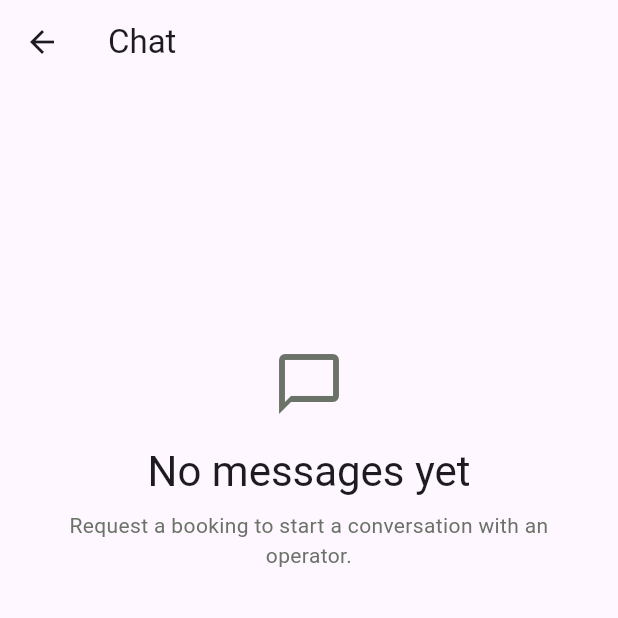
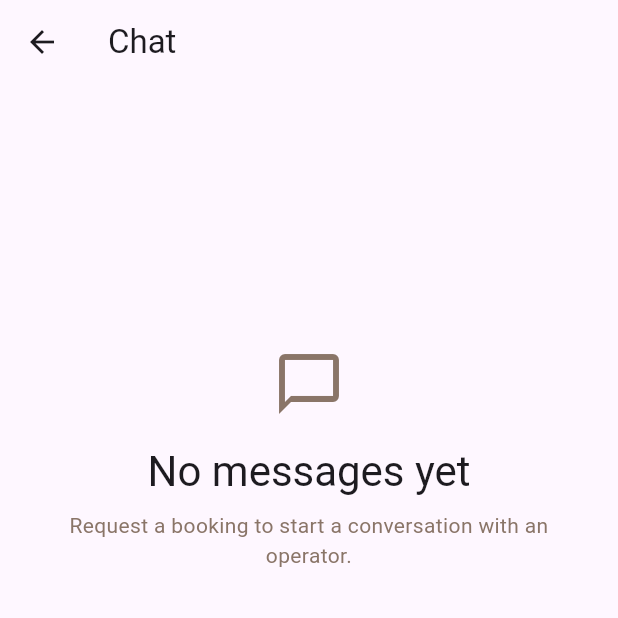
Before and after one commit to cjzang03-dev/Chojay, a Flutter app: the ChatListScreen screen opened directly, on a phone screen of 412 x 824 dp, the top half of it. Run offline on Flutter 3.47's test engine with Material 3 defaults, Android fonts, the phone set to English and light mode, and no system bars; our stand-ins replace flutter_riverpod, go_router, shared_preferences, supabase_flutter; missing offline and left inert: flutter_web_auth_2; accounts and stored records are empty.

Commit message:
Fix resume black screen, stale chat list, and match website colors
- Disable Impeller on Android (EnableImpeller=false) — its GPU surface
  doesn't reliably reattach after the app resumes from background on
  some devices (reproduced on two separate phones), causing a solid
  black screen or corrupted/misplaced frames until force-killed.
- Convert conversationsProvider to an AsyncNotifier with a realtime
  subscription on incoming messages. The Chat tab lives inside
  HomeShell's IndexedStack and was only ever fetched once on first
  mount, so a new message never showed up in the list even though its
  notification did.
- Repoint AppColors' values to journeyinbhutan.com's own warm
  cream/terracotta/gold palette instead of the separate green scheme,
  so the app and site read as one brand.

Co-Authored-By: Claude Sonnet 5 <noreply@anthropic.com>
Claude-Session: https://claude.ai/code/session_01HKQcXFZB6rrkB9MAX5xjWc

```diff
--- a/lib/core/theme/app_theme.dart
+++ b/lib/core/theme/app_theme.dart
@@ -1,21 +1,23 @@
 import 'package:flutter/material.dart';
 
-/// "Serene Himalayan Green" — the shared visual identity with the
-/// journeyinbhutan.com website. Keep this the single source of brand color
-/// so the app and site stay visually consistent as both evolve.
+/// Matches journeyinbhutan.com's own warm cream/terracotta/gold palette
+/// (see app/globals.css) instead of a separate app-only color scheme, so the
+/// app and site read as one brand. Names kept as-is (himalayanGreen etc.) to
+/// avoid a 20-file rename — only the color *values* moved to the website's
+/// palette.
 class AppColors {
   const AppColors._();
 
-  static const himalayanGreen = Color(0xFF1F5C4A);
-  static const himalayanGreenDark = Color(0xFF123B2F);
-  static const himalayanGreenLight = Color(0xFF2E7D63);
-  static const saffron = Color(0xFFD98E29); // accent, used sparingly
-  static const cloudWhite = Color(0xFFFAF9F5);
-  static const mist = Color(0xFFF0EFE9); // subtle fills, skeletons
-  static const stoneGrey = Color(0xFF6B7268);
-  static const stoneGreyLight = Color(0xFF9CA39A);
+  static const himalayanGreen = Color(0xFFC4622D); // primary / CTA (terracotta)
+  static const himalayanGreenDark = Color(0xFF2C1810); // headings / dark text
+  static const himalayanGreenLight = Color(0xFFD97D4E);
+  static const saffron = Color(0xFFD4A847); // accent, used sparingly
+  static const cloudWhite = Color(0xFFFEFCF8);
+  static const mist = Color(0xFFFDF3E7); // subtle fills, skeletons
+  static const stoneGrey = Color(0xFF8A7568);
+  static const stoneGreyLight = Color(0xFFC7B8A8);
   static const errorRed = Color(0xFFB3261E);
-  static const starGold = Color(0xFFF2B705);
+  static const starGold = Color(0xFFD4A847);
 }
 
 /// A small consistent spacing scale, so padding/gaps read as one system
--- a/lib/features/chat/data/chat_providers.dart
+++ b/lib/features/chat/data/chat_providers.dart
@@ -1,5 +1,7 @@
 import 'package:flutter_riverpod/flutter_riverpod.dart';
+import 'package:supabase_flutter/supabase_flutter.dart';
 
+import '../../../core/config/supabase_client.dart';
 import '../domain/conversation.dart';
 import 'chat_repository.dart';
 
@@ -7,7 +9,32 @@ final chatRepositoryProvider = Provider<ChatRepository>((ref) {
   return ChatRepository();
 });
 
+/// Newest-first conversation list, kept live via a realtime subscription —
+/// without this, the list only ever reflects whatever existed the first
+/// time this provider was built, since the Chat tab stays mounted inside
+/// HomeShell's IndexedStack and never rebuilds on its own when a new
+/// message arrives.
 final conversationsProvider =
-    FutureProvider.autoDispose<List<Conversation>>((ref) {
-  return ref.watch(chatRepositoryProvider).fetchConversations();
-});
+    AsyncNotifierProvider.autoDispose<ConversationsNotifier, List<Conversation>>(
+  ConversationsNotifier.new,
+);
+
+class ConversationsNotifier extends AutoDisposeAsyncNotifier<List<Conversation>> {
+  RealtimeChannel? _channel;
+
+  @override
+  Future<List<Conversation>> build() async {
+    final repo = ref.watch(chatRepositoryProvider);
+    _channel?.unsubscribe();
+    _channel = null;
+
+    if (supabase.auth.currentUser != null) {
+      _channel = repo.subscribeToIncomingMessages(() async {
+        state = await AsyncValue.guard(repo.fetchConversations);
+      });
+    }
+    ref.onDispose(() => _channel?.unsubscribe());
+
+    return repo.fetchConversations();
+  }
+}
```
Also changed, not shown: lib/features/chat/data/chat_repository.dart (+22 -0 lines), 1 other file.
